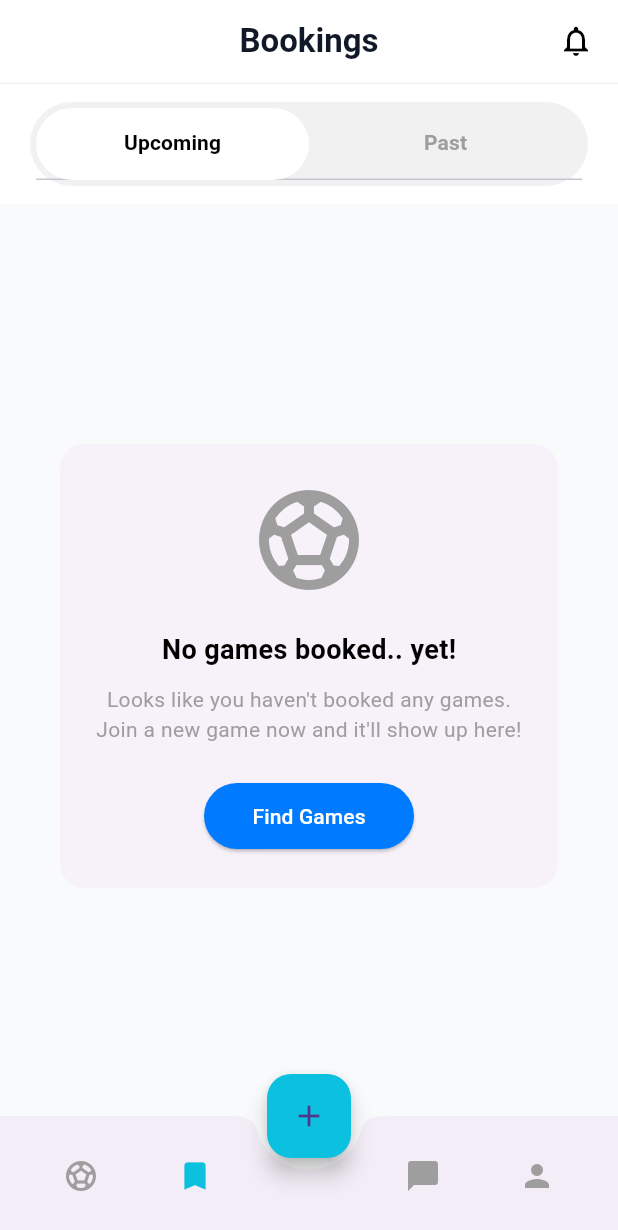
After one commit to Chrisan2i/TeamUp, a Flutter app: the screen it shows once a user with an empty profile is signed in, item 2 of the bottom bar chosen, after a tap on "Find Games", on a phone screen of 412 x 824 dp. The commit adds this screen. Shown: the top 1230 px of the screen. Run offline on Flutter 3.47's test engine with Material 3 defaults, Android fonts, the phone set to English and light mode, and no system bars; our stand-ins replace cloud_firestore, firebase_auth, firebase_core, image_picker; accounts and stored records are empty; network calls fail.

Commit message:
Agregando la vista de booking, funcional

```diff
--- /dev/null
+++ b/lib/features/bookings/bookings_view.dart
@@ -0,0 +1,181 @@
+import 'package:flutter/material.dart';
+import 'package:cloud_firestore/cloud_firestore.dart';
+import 'package:firebase_auth/firebase_auth.dart';
+
+import 'package:teamup/core/widgets/custom_botton_navbar.dart';
+import 'package:teamup/features/add_games/add_game_view.dart';
+import 'package:teamup/features/bookings/widgets/bookings_game_list.dart';
+import 'package:teamup/features/bookings/widgets/bookings_tab_bar.dart';
+import 'package:teamup/models/game_model.dart';
+
+import 'package:teamup/features/profile/profile_view.dart';
+import 'package:teamup/features/games/game_home_view.dart';
+
+class BookingsView extends StatefulWidget {
+  const BookingsView({super.key});
+
+  @override
+  State<BookingsView> createState() => _BookingsViewState();
+}
+
+class _BookingsViewState extends State<BookingsView> with SingleTickerProviderStateMixin {
+  late TabController _tabController;
+  List<GameModel> upcomingGames = [];
+  List<GameModel> pastGames = [];
+  bool isLoading = true;
+  String? userId;
+
+  @override
+  void initState() {
+    super.initState();
+    _tabController = TabController(length: 2, vsync: this);
+    _loadUserData();
+  }
+
+  void _handleNavigation(BuildContext context, int index) {
+    if (index == 0) {
+      Navigator.pushReplacement(
+        context,
+        MaterialPageRoute(builder: (_) => const GameHomeView()),
+      );
+    }else if (index == 1) {
+      Navigator.pushReplacement(
+        context,
+        MaterialPageRoute(builder: (_) => const BookingsView()),
+      );
+    }else if (index == 3) {
+      Navigator.pushReplacement(
+        context,
+        MaterialPageRoute(builder: (_) => const ProfileView()),
+      );
+    }
+  }
+
+  Future<void> _loadUserData() async {
+    final user = FirebaseAuth.instance.currentUser;
+    if (user == null) return;
+    setState(() => userId = user.uid);
+    await _fetchBookings();
+  }
+
+  Future<void> _fetchBookings() async {
+    if (userId == null) return;
+
+    final now = DateTime.now();
+    final snapshot = await FirebaseFirestore.instance.collection('games').get();
+
+    final allGames = snapshot.docs
+        .map((doc) => GameModel.fromMap(doc.data()))
+        .toList();
+    final joinedGames = allGames.where((game) =>
+        game.usersjoined.contains(userId)).toList();
+
+    final upcoming = <GameModel>[];
+    final past = <GameModel>[];
+
+    bool isSameOrAfterToday(DateTime date) {
+      final now = DateTime.now();
+      final today = DateTime(now.year, now.month, now.day);
+      final gameDate = DateTime(date.year, date.month, date.day);
+      return gameDate.isAtSameMomentAs(today) || gameDate.isAfter(today);
+    }
+
+    for (final game in joinedGames) {
+      if (isSameOrAfterToday(game.date)) {
+        upcoming.add(game);
+      } else {
+        past.add(game);
+      }
+    }
+
+    setState(() {
+      upcomingGames = upcoming;
+      pastGames = past;
+      isLoading = false;
+    });
+  }
+
+
+    Future<void> _leaveGame(GameModel game) async {
+    if (userId == null) return;
+    final docRef = FirebaseFirestore.instance.collection('games').doc(game.id);
+    final newUsers = List<String>.from(game.usersjoined)..remove(userId);
+    await docRef.update({"usersjoined": newUsers});
+    ScaffoldMessenger.of(context).showSnackBar(
+      const SnackBar(content: Text("Has salido del partido.")),
+    );
+    await _fetchBookings();
+  }
+
+  @override
+  void dispose() {
+    _tabController.dispose();
+    super.dispose();
+  }
+
+  @override
+  Widget build(BuildContext context) {
+    return Scaffold(
+      backgroundColor: const Color(0xFFF9FAFB),
+      appBar: AppBar(
+        title: const Text(
+          'Bookings',
+          style: TextStyle(
+            fontWeight: FontWeight.w600,
+            color: Color(0xFF111827),
+          ),
+        ),
+        backgroundColor: Colors.white,
+        elevation: 0,
+        centerTitle: true,
+        foregroundColor: Colors.black,
+        actions: const [
+          Padding(
+            padding: EdgeInsets.only(right: 16),
+            child: Icon(Icons.notifications_none_outlined, color: Colors.black),
+          )
+        ],
+        bottom: BookingsTabBar(tabController: _tabController),
+      ),
+      body: isLoading
+          ? const Center(child: CircularProgressIndicator())
+          : SafeArea(
+        top: false,
+        child: Padding(
+          padding: const EdgeInsets.only(top: 8),
+          child: TabBarView(
+            controller: _tabController,
+            children: [
+              BookingsGameList(
+                games: upcomingGames,
+                emptyMessage: "Looks like you haven't booked any games.\nJoin a new game now and it'll show up here!",
+                onLeave: _leaveGame,
+              ),
+              BookingsGameList(
+                games: pastGames,
+                emptyMessage: "No games found in your history yet.",
+                onLeave: _leaveGame,
+              ),
+            ],
+          ),
+        ),
+      ),
+      floatingActionButton: FloatingActionButton(
+        onPressed: () {
+          Navigator.push(
+            context,
+            MaterialPageRoute(builder: (_) => const AddGameView()),
+          );
+        },
+        backgroundColor: const Color(0xFF0CC0DF),
+        tooltip: 'Crear Partido',
+        child: const Icon(Icons.add),
+      ),
+      floatingActionButtonLocation: FloatingActionButtonLocation.centerDocked,
+      bottomNavigationBar: CustomBottomNavBar(
+        currentIndex: 1,
+        onTap: (index) => _handleNavigation(context, index),
+      ),
+    );
+  }
+}
--- /dev/null
+++ b/lib/features/bookings/widgets/bookings_empty_card.dart
@@ -0,0 +1,60 @@
+import 'package:flutter/material.dart';
+
+class BookingsEmptyCard extends StatelessWidget {
+  final String message;
+
+  const BookingsEmptyCard({super.key, required this.message});
+
+  @override
+  Widget build(BuildContext context) {
+    return Center(
+      child: Card(
+        elevation: 0,
+        margin: const EdgeInsets.all(24),
+        shape: RoundedRectangleBorder(borderRadius: BorderRadius.circular(16)),
+        child: Padding(
+          padding: const EdgeInsets.all(24),
+          child: Column(
+            mainAxisSize: MainAxisSize.min,
+            children: [
+              const Icon(Icons.sports_soccer, size: 80, color: Colors.grey),
+              const SizedBox(height: 20),
+              const Text(
+                'No games booked.. yet!',
+                style: TextStyle(
+                  fontSize: 18,
+                  fontWeight: FontWeight.bold,
+                  color: Colors.black,
+                ),
+              ),
+              const SizedBox(height: 10),
+              Text(
+                message,
+                textAlign: TextAlign.center,
+                style: const TextStyle(color: Colors.grey, fontSize: 14),
+              ),
+              const SizedBox(height: 24),
+              SizedBox(
+                width: 140,
+                child: ElevatedButton(
+                  onPressed: () {
+                    Navigator.pushNamed(context, '/home');
+                  },
+                  style: ElevatedButton.styleFrom(
+                    backgroundColor: const Color(0xFF007BFF),
+                    foregroundColor: Colors.white,
+                    shape: RoundedRectangleBorder(
+                      borderRadius: BorderRadius.circular(30),
+                    ),
+                    padding: const EdgeInsets.symmetric(vertical: 12),
+                  ),
+                  child: const Text('Find Games'),
+                ),
+              ),
+            ],
+          ),
+        ),
+      ),
+    );
+  }
+}
--- /dev/null
+++ b/lib/features/bookings/widgets/bookings_game_list.dart
@@ -0,0 +1,58 @@
+import 'package:flutter/material.dart';
+import 'package:teamup/features/bookings/widgets/bookings_empty_card.dart';
+import 'package:teamup/features/games/widgets/game_card.dart';
+import 'package:teamup/models/game_model.dart';
+
+class BookingsGameList extends StatelessWidget {
+  final List<GameModel> games;
+  final String emptyMessage;
+  final void Function(GameModel)? onLeave;
+
+  const BookingsGameList({
+    super.key,
+    required this.games,
+    required this.emptyMessage,
+    this.onLeave,
+  });
+
+  @override
+  Widget build(BuildContext context) {
+    if (games.isEmpty) {
+      return BookingsEmptyCard(message: emptyMessage);
+    }
+
+    final now = DateTime.now();
+
+    return ListView.separated(
+      padding: const EdgeInsets.all(16),
+      itemCount: games.length,
+      separatorBuilder: (_, __) => const SizedBox(height: 16),
+      itemBuilder: (context, index) {
+        final game = games[index];
+
+        final isUpcoming = game.date.isAfter(now) ||
+            (game.date.year == now.year &&
+                game.date.month == now.month &&
+                game.date.day == now.day);
+
+        return Column(
+          children: [
+            GameCard(
+              game: game,
+              showLeaveButton: onLeave != null && isUpcoming,
+              onLeave: onLeave,
+            ),
+            if (!isUpcoming)
+              const Padding(
+                padding: EdgeInsets.only(top: 8),
+                child: Text(
+                  '✅ Partido finalizado',
+                  style: TextStyle(color: Colors.grey, fontSize: 14),
+                ),
+              ),
+          ],
+        );
+      },
+    );
+  }
+}
--- /dev/null
+++ b/lib/features/bookings/widgets/bookings_tab_bar.dart
@@ -0,0 +1,48 @@
+import 'package:flutter/material.dart';
+
+class BookingsTabBar extends StatelessWidget implements PreferredSizeWidget {
+  final TabController tabController;
+
+  const BookingsTabBar({super.key, required this.tabController});
+
+  @override
+  Size get preferredSize => const Size.fromHeight(80);
+
+  @override
+  Widget build(BuildContext context) {
+    return Column(
+      mainAxisSize: MainAxisSize.min,
+      children: [
+        const Divider(height: 1, thickness: 0.4, color: Color(0xFFE0E0E0)), // Línea sutil bajo AppBar
+        const SizedBox(height: 12),
+        Container(
+          margin: const EdgeInsets.symmetric(horizontal: 20),
+          padding: const EdgeInsets.all(4),
+          decoration: BoxDecoration(
+            color: const Color(0xFFF1F1F1),
+            borderRadius: BorderRadius.circular(30),
+          ),
+          child: TabBar(
+            controller: tabController,
+            indicator: BoxDecoration(
+              color: Colors.white,
+              borderRadius: BorderRadius.circular(30),
+            ),
+            indicatorSize: TabBarIndicatorSize.tab,
+            labelColor: Colors.black,
+            unselectedLabelColor: Colors.grey,
+            labelStyle: const TextStyle(
+              fontWeight: FontWeight.w600,
+              fontSize: 14,
+            ),
+            tabs: const [
+              Tab(text: 'Upcoming'),
+              Tab(text: 'Past'),
+            ],
+          ),
+        ),
+        const SizedBox(height: 12),
+      ],
+    );
+  }
+}
--- a/lib/features/games/game_home_view.dart
+++ b/lib/features/games/game_home_view.dart
@@ -8,13 +8,31 @@ import '../../core/constant/app_sizes.dart';
 import '../auth/services/auth_service.dart';
 import '../add_games/add_game_view.dart';
 import '../profile/profile_view.dart';
+import '../bookings/bookings_view.dart';
 import 'package:teamup/core/widgets/custom_botton_navbar.dart';
 import 'package:teamup/features/auth/welcome_screen.dart';
 
-
-
 class GameHomeView extends StatelessWidget {
   const GameHomeView({super.key});
+
+  void _handleNavigation(BuildContext context, int index) {
+    if (index == 0) {
+      Navigator.pushReplacement(
+        context,
+        MaterialPageRoute(builder: (_) => const GameHomeView()),
+      );
+    } else if (index == 1) {
+      Navigator.pushReplacement(
+        context,
+        MaterialPageRoute(builder: (_) => const BookingsView()),
+      );
+    } else if (index == 3) {
+      Navigator.pushReplacement(
+        context,
+        MaterialPageRoute(builder: (_) => const ProfileView()),
+      );
+    }
+  }
 
   @override
   Widget build(BuildContext context) {
@@ -93,14 +111,7 @@ class GameHomeView extends StatelessWidget {
       ),
       bottomNavigationBar: CustomBottomNavBar(
         currentIndex: 0,
-        onTap: (index) {
-          if (index == 3) {
-            Navigator.push(
-              context,
-              MaterialPageRoute(builder: (_) => const ProfileView()),
-            );
-          }
-        },
+        onTap: (index) => _handleNavigation(context, index),
       ),
       floatingActionButtonLocation: FloatingActionButtonLocation.centerDocked,
       floatingActionButton: FloatingActionButton(
--- a/lib/features/games/widgets/join_game_botton.dart
+++ b/lib/features/games/widgets/join_game_botton.dart
@@ -121,7 +121,7 @@ class _JoinGameBottomState extends State<JoinGameBottom> {
                   ),
                 );
                 if (confirmed == true) {
-                  await JoinGamesService().JoinGames(game);
+                  await JoinGamesService().joinGame(game);
                   Navigator.pop(context);
                 }
               } : null,
--- a/lib/features/profile/widgets/profile_header.dart
+++ b/lib/features/profile/widgets/profile_header.dart
@@ -69,7 +69,7 @@ class ProfileHeader extends StatelessWidget {
                 children: [
                   _navButton(Icons.group, "Friends"),
                   const SizedBox(width: 12),
-                  _navButton(Icons.history, "Match History"),
+                  _navButton(Icons.history, "Created Games"),
                 ],
               ),
             ],
--- a/lib/models/game_model.dart
+++ b/lib/models/game_model.dart
@@ -1,3 +1,4 @@
+import 'package:cloud_firestore/cloud_firestore.dart';
 
 class GameModel {
   final String id;
@@ -26,25 +27,32 @@ class GameModel {
     required this.isPublic,
     required this.price,
     required this.createdAt,
-    required this.imageUrl, // AÑADIDO
+    required this.imageUrl,
     required this.usersjoined,
   });
 
   factory GameModel.fromMap(Map<String, dynamic> map) {
+    // 🔍 Convertir date de forma segura
+    DateTime parseDate(dynamic value) {
+      if (value is Timestamp) return value.toDate();
+      if (value is String) return DateTime.tryParse(value) ?? DateTime.now();
+      return DateTime.now(); // fallback
+    }
+
     return GameModel(
       id: map['id'] ?? '',
       ownerId: map['ownerId'] ?? '',
       zone: map['zone'] ?? '',
       fieldName: map['fieldName'] ?? '',
-      date: DateTime.tryParse(map['date']) ?? DateTime.now(),
+      date: parseDate(map['date']),
       hour: map['hour'] ?? '',
       description: map['description'] ?? '',
       playerCount: map['playerCount'] ?? 0,
       isPublic: map['isPublic'] ?? true,
       price: (map['price'] ?? 0).toDouble(),
       createdAt: map['createdAt'] ?? '',
-      imageUrl: map['imageUrl'] ?? '', // AÑADIDO
-      usersjoined: List<String>.from(map['usersjoined']?? [])
+      imageUrl: map['imageUrl'] ?? '',
+      usersjoined: List<String>.from(map['usersjoined'] ?? []),
     );
   }
 
@@ -78,7 +86,7 @@ class GameModel {
     bool? isPublic,
     double? price,
     String? createdAt,
-    String? imageUrl, // AÑADIDO
+    String? imageUrl,
     List<String>? usersjoined,
   }) {
     return GameModel(
```
Also changed, not shown: lib/features/games/widgets/game_card.dart (+32 -18 lines), lib/features/profile/profile_view.dart (+11 -1 lines), lib/services/join_game_service.dart (+14 -16 lines).
